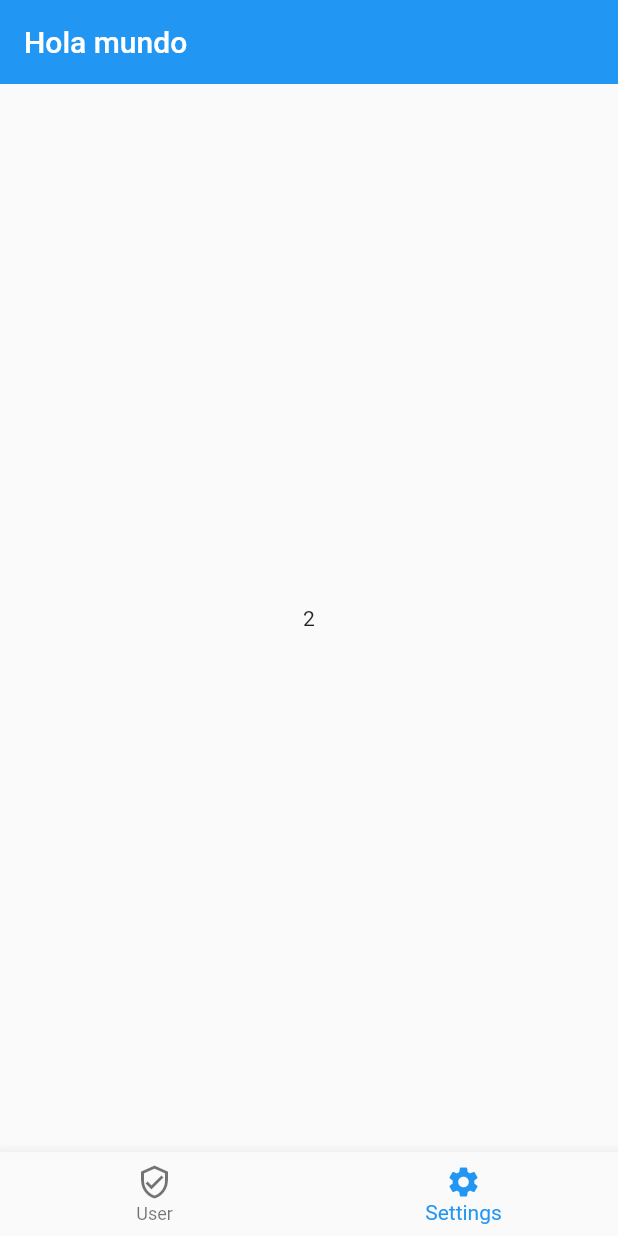
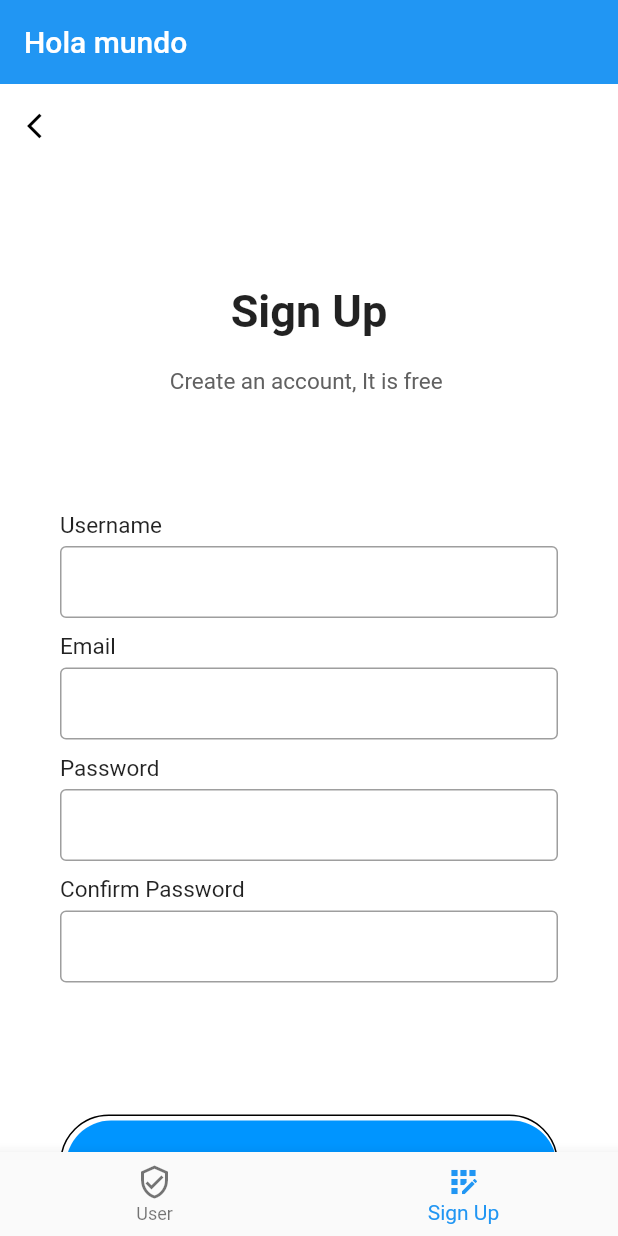
Before and after one commit to JuanPaauul/Nos-importas, a Flutter app: the screen it shows after launch, on a phone screen of 412 x 824 dp. Run offline on Flutter 3.47's test engine with Material 2 defaults, Android fonts, the phone set to English and light mode, and no system bars.

Commit message:
Sign Up Page Added

```diff
--- a/lib/screens/home_screen.dart
+++ b/lib/screens/home_screen.dart
@@ -1,4 +1,5 @@
 import 'package:flutter/material.dart';
+import 'package:nos_importas/screens/sign_up_screen.dart';
 
 class HomeScreen extends StatefulWidget {
   const HomeScreen({super.key});
@@ -25,9 +26,7 @@ class _HomeScreenState extends State<HomeScreen> {
           const APageScreen(
             page: 1,
           ),
-          const APageScreen(
-            page: 2,
-          ),
+          SignUpPage(),
         ],
       ),
       bottomNavigationBar: BottomNavigationBar(
@@ -45,8 +44,8 @@ class _HomeScreenState extends State<HomeScreen> {
             label: "User",
           ),
           BottomNavigationBarItem(
-            icon: Icon(Icons.settings),
-            label: "Settings",
+            icon: Icon(Icons.app_registration),
+            label: "Sign Up",
           )
         ],
       ),
--- /dev/null
+++ b/lib/screens/sign_up_screen.dart
@@ -0,0 +1,128 @@
+import 'package:flutter/material.dart';
+
+Widget inputFile({label, obscureText = false}) {
+  return Column(
+    crossAxisAlignment: CrossAxisAlignment.start,
+    children: <Widget>[
+      Text(
+        label,
+        style: TextStyle(
+          fontSize: 15,
+          fontWeight: FontWeight.w400,
+          color: Colors.black87,
+        ),
+      ),
+      SizedBox(
+        height: 5,
+      ),
+      TextField(
+        obscureText: obscureText,
+        decoration: InputDecoration(
+            contentPadding: EdgeInsets.symmetric(vertical: 0, horizontal: 10),
+            enabledBorder: OutlineInputBorder(
+              borderSide: BorderSide(color: Colors.grey),
+            ),
+            border:
+                OutlineInputBorder(borderSide: BorderSide(color: Colors.grey))),
+      ),
+      SizedBox(
+        height: 10,
+      ),
+    ],
+  );
+}
+
+class SignUpPage extends StatelessWidget {
+  @override
+  Widget build(BuildContext context) {
+    return Scaffold(
+      resizeToAvoidBottomInset: true,
+      backgroundColor: Colors.white,
+      appBar: AppBar(
+        elevation: 0,
+        brightness: Brightness.light,
+        backgroundColor: Colors.white,
+        leading: IconButton(
+          onPressed: () {
+            Navigator.pop(context);
+          },
+          icon: Icon(
+            Icons.arrow_back_ios,
+            size: 20,
+            color: Colors.black,
+          ),
+        ),
+      ),
+      body: SingleChildScrollView(
+        child: Container(
+          padding: EdgeInsets.symmetric(horizontal: 40),
+          height: MediaQuery.of(context).size.height - 50,
+          width: double.infinity,
+          child: Column(
+            mainAxisAlignment: MainAxisAlignment.spaceEvenly,
+            children: <Widget>[
+              Column(
+                children: <Widget>[
+                  Text(
+                    "Sign Up",
+                    style: TextStyle(
+                      fontSize: 30,
+                      fontWeight: FontWeight.bold,
+                    ),
+                  ),
+                  SizedBox(
+                    height: 20,
+                  ),
+                  Text(
+                    "Create an account, It is free ",
+                    style: TextStyle(
+                      fontSize: 15,
+                      color: Colors.grey[700],
+                    ),
+                  )
+                ],
+              ),
+              Column(
+                children: <Widget>[
+                  inputFile(label: "Username"),
+                  inputFile(label: "Email"),
+                  inputFile(label: "Password", obscureText: true),
+                  inputFile(label: "Confirm Password", obscureText: true),
+                ],
+              ),
+              Container(
+                padding: EdgeInsets.only(top: 3, left: 3),
+                decoration: BoxDecoration(
+                  borderRadius: BorderRadius.circular(50),
+                  border: Border(
+                    bottom: BorderSide(color: Colors.black),
+                    top: BorderSide(color: Colors.black),
+                    left: BorderSide(color: Colors.black),
+                    right: BorderSide(color: Colors.black),
+                  ),
+                ),
+                child: MaterialButton(
+                  minWidth: double.infinity,
+                  height: 60,
+                  onPressed: () {},
+                  color: Color(0xff0095FF),
+                  elevation: 0,
+                  shape: RoundedRectangleBorder(
+                    borderRadius: BorderRadius.circular(50),
+                  ),
+                  child: Text(
+                    "Sign Up",
+                    style: TextStyle(
+                        fontWeight: FontWeight.w600,
+                        fontSize: 18,
+                        color: Colors.white),
+                  ),
+                ),
+              ),
+            ],
+          ),
+        ),
+      ),
+    );
+  }
+}
```
